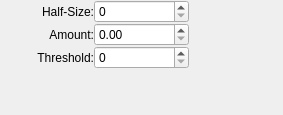
Old version of the form krita/plugins/filters/unsharp/wdgunsharp.ui in the repository KDE/krita.
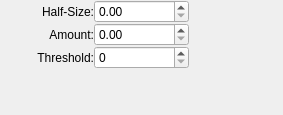
New version of the form.

Diff of the .ui file:
```diff
--- a/krita/plugins/filters/unsharp/wdgunsharp.ui
+++ b/krita/plugins/filters/unsharp/wdgunsharp.ui
@@ -17,16 +17,6 @@
    <property name="spacing">
     <number>0</number>
    </property>
-   <item row="0" column="1">
-    <widget class="QSpinBox" name="intHalfSize">
-     <property name="sizePolicy">
-      <sizepolicy hsizetype="Expanding" vsizetype="Fixed">
-       <horstretch>0</horstretch>
-       <verstretch>0</verstretch>
-      </sizepolicy>
-     </property>
-    </widget>
-   </item>
    <item row="0" column="0">
     <widget class="QLabel" name="textLabel1">
      <property name="sizePolicy">
@@ -133,6 +123,16 @@
      </property>
     </spacer>
    </item>
+   <item row="0" column="1">
+    <widget class="QDoubleSpinBox" name="doubleHalfSize">
+     <property name="sizePolicy">
+      <sizepolicy hsizetype="Expanding" vsizetype="Fixed">
+       <horstretch>0</horstretch>
+       <verstretch>0</verstretch>
+      </sizepolicy>
+     </property>
+    </widget>
+   </item>
   </layout>
  </widget>
  <resources/>
```
Left out of the diff: 3 changed lines with no effect on the pictures.
